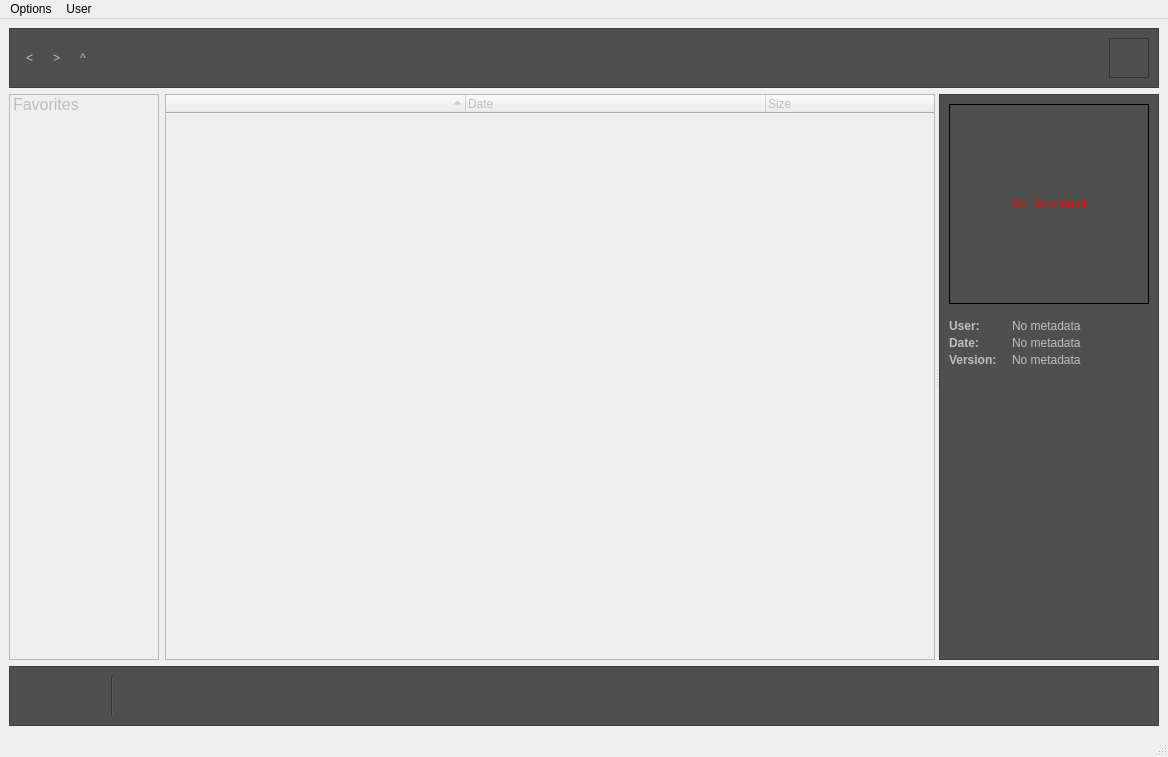
Before: the Qt Designer form plugins/file_manager/gui/main.ui in MayaFramework/Framework, drawn with Qt 5.
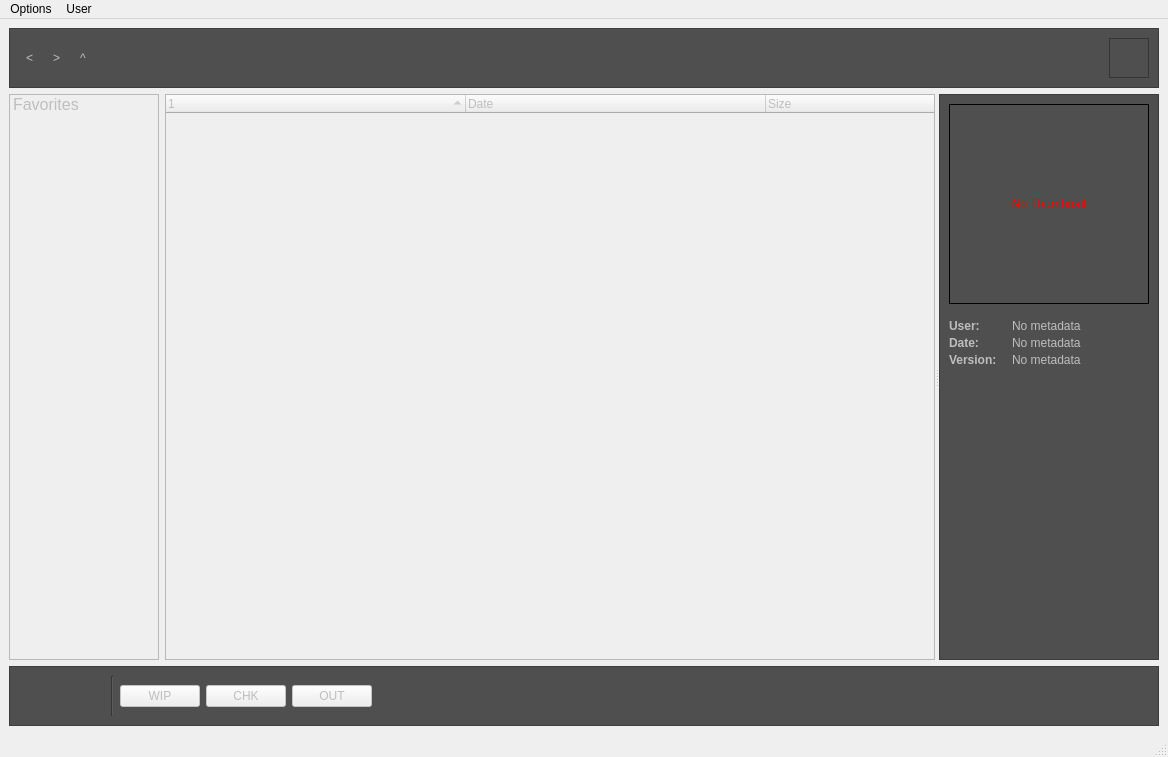
After: the same form once the commit is applied. Icons and pictures are not drawn. Custom widgets are drawn as their Qt base class.

What changed in the file:
```diff
--- a/plugins/file_manager/gui/main.ui
+++ b/plugins/file_manager/gui/main.ui
@@ -216,7 +216,7 @@
             </attribute>
             <column>
              <property name="text">
-              <string> </string>
+              <string/>
              </property>
             </column>
             <column>
@@ -524,38 +524,22 @@
        </item>
        <item>
         <widget class="QPushButton" name="saveBT">
-         <property name="minimumSize">
-          <size>
-           <width>40</width>
-           <height>40</height>
-          </size>
+         <property name="text">
+          <string>WIP</string>
          </property>
-         <property name="maximumSize">
-          <size>
-           <width>40</width>
-           <height>40</height>
-          </size>
-         </property>
-         <property name="cursor">
-          <cursorShape>PointingHandCursor</cursorShape>
-         </property>
-         <property name="toolTip">
-          <string>Save file</string>
-         </property>
-         <property name="statusTip">
-          <string>Save file</string>
-         </property>
+        </widget>
+       </item>
+       <item>
+        <widget class="QPushButton" name="chkSaveBT">
          <property name="text">
-          <string/>
+          <string>CHK</string>
          </property>
-         <property name="iconSize">
-          <size>
-           <width>40</width>
-           <height>40</height>
-          </size>
-         </property>
-         <property name="flat">
-          <bool>true</bool>
+        </widget>
+       </item>
+       <item>
+        <widget class="QPushButton" name="outSaveBT">
+         <property name="text">
+          <string>OUT</string>
          </property>
         </widget>
        </item>
```
